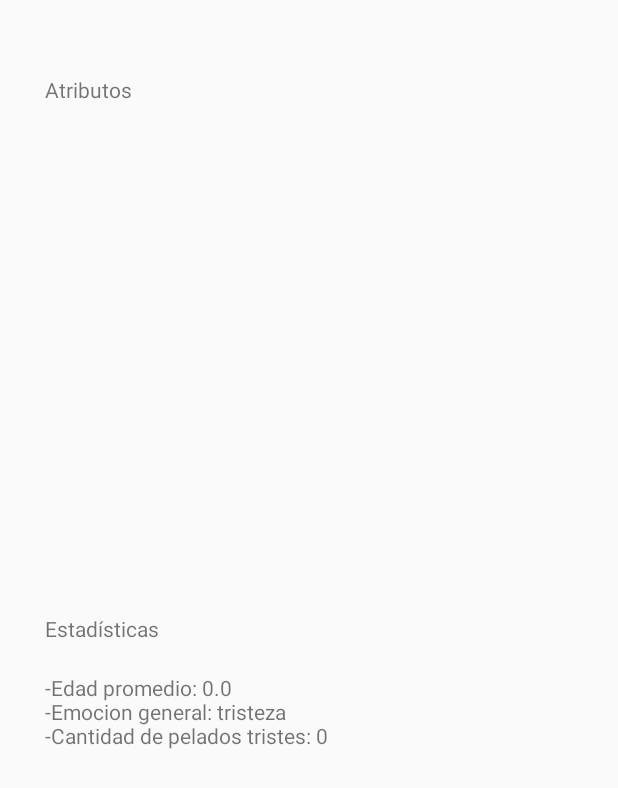
After one commit to EzequielRamis/DAI-Ezequiel-Ramis, an Android app: the ResultsActivity screen opened directly, with no data from a screen before it, on a phone screen of 412 x 824 dp. The commit adds this screen. Shown: the top 788 px of the screen. Run offline under Robolectric (Android 15) with nearby library versions, the phone set to English and light mode, and no system bars; libraries missing offline, so code that uses them is left out: com.microsoft.projectoxford; 2 statements that could not run were skipped.

Commit message:
practicamente hecho

```diff
--- /dev/null
+++ b/app/src/main/java/tp1/ezequiel_ramis/ResultsActivity.java
@@ -0,0 +1,67 @@
+package tp1.ezequiel_ramis;
+
+import android.app.Activity;
+import android.os.Bundle;
+import android.widget.TextView;
+
+import com.microsoft.projectoxford.face.contract.Face;
+
+public class ResultsActivity extends Activity {
+
+    TextView attr, stats;
+
+    @Override
+    protected void onCreate(Bundle savedInstanceState) {
+        super.onCreate(savedInstanceState);
+        setContentView(R.layout.activity_results);
+
+        attr = findViewById(R.id.Attr);
+        stats = findViewById(R.id.Stats);
+
+        Bundle bundle = this.getIntent().getExtras();
+        statistics(bundle);
+    }
+
+    void statistics(Bundle bundle) {
+        int sadAndBaldMen = 0;
+        double happy = 0, sad = 0, neutral = 0, ageAvg = 0;
+        String emotion;
+        for (int i=0;i<bundle.getDoubleArray("Ages").length; i++){
+
+            /*Edad promedio*/
+            ageAvg += bundle.getDoubleArray("Ages")[i];
+
+            /*Emocion general*/
+            happy += bundle.getDoubleArray("Happy")[i];
+            sad += bundle.getDoubleArray("Sad")[i];
+            neutral += bundle.getDoubleArray("Neutral")[i];
+
+            /*Cantidad de pelados tristes*/
+            if (bundle.getDoubleArray("Bald")[i] > 0.5 && bundle.getDoubleArray("Sad")[i] > 0.5) sadAndBaldMen++;
+
+
+            /*Atributos*/
+            attr.setText(attr.getText() + "\n");
+            attr.setText(attr.getText() + "-Edad: " + bundle.getDoubleArray("Ages")[i] + "\n");
+            attr.setText(attr.getText() + "-Sexo: " + bundle.getStringArray("Genders")[i] + "\n");
+            attr.setText(attr.getText() + "-Sonrisa: " + bundle.getDoubleArray("Smiles")[i]*100 + "%\n");
+            attr.setText(attr.getText() + "-Barba: " + bundle.getDoubleArray("Beards")[i]*100 + "%\n");
+            attr.setText(attr.getText() + "\n");
+            attr.setText(attr.getText() + "-----------------------------------------------");
+            attr.setText(attr.getText() + "\n");
+        }
+        ageAvg = Math.round(ageAvg/bundle.getDoubleArray("Ages").length);
+
+        if (happy > neutral) {
+            if (happy > sad) emotion = "felicidad";
+            else emotion = "tristeza";
+        }
+        else if (neutral > sad) emotion = "seriedad";
+        else emotion = "tristeza";
+
+
+        stats.setText("-Edad promedio: " + ageAvg + "\n");
+        stats.setText(stats.getText() + "-Emocion general: " + emotion + "\n");
+        stats.setText(stats.getText() + "-Cantidad de pelados tristes: " + sadAndBaldMen + "\n");
+    }
+}
--- /dev/null
+++ b/app/src/main/res/layout/activity_results.xml
@@ -0,0 +1,41 @@
+<?xml version="1.0" encoding="utf-8"?>
+<LinearLayout xmlns:android="http://schemas.android.com/apk/res/android"
+    xmlns:app="http://schemas.android.com/apk/res-auto"
+    xmlns:tools="http://schemas.android.com/tools"
+    android:layout_width="match_parent"
+    android:layout_height="match_parent"
+    tools:context=".ResultsActivity"
+    android:orientation="vertical"
+    android:layout_margin="30dp">
+
+    <TextView
+        android:layout_width="match_parent"
+        android:layout_height="wrap_content"
+        android:text="Atributos"
+        android:layout_marginVertical="20dp"/>
+    <ScrollView
+        android:layout_width="match_parent"
+        android:layout_height="300dp"
+        android:orientation="vertical">
+        <TextView
+            android:layout_width="match_parent"
+            android:layout_height="wrap_content"
+            android:id="@+id/Attr"
+            android:scrollbars = "vertical"/>
+    </ScrollView>
+    <TextView
+        android:layout_width="match_parent"
+        android:layout_height="wrap_content"
+        android:text="Estadísticas"
+        android:layout_marginVertical="20dp"/>
+    <LinearLayout
+        android:layout_width="match_parent"
+        android:layout_height="300dp"
+        android:orientation="vertical">
+        <TextView
+            android:layout_width="match_parent"
+            android:layout_height="wrap_content"
+            android:id="@+id/Stats"/>
+    </LinearLayout>
+
+</LinearLayout>
```
Also changed, not shown: app/src/main/AndroidManifest.xml (+9 -4 lines), app/src/main/java/tp1/ezequiel_ramis/MainActivity.java (+116 -3 lines), app/src/main/res/layout/activity_main.xml (+11 -0 lines).
